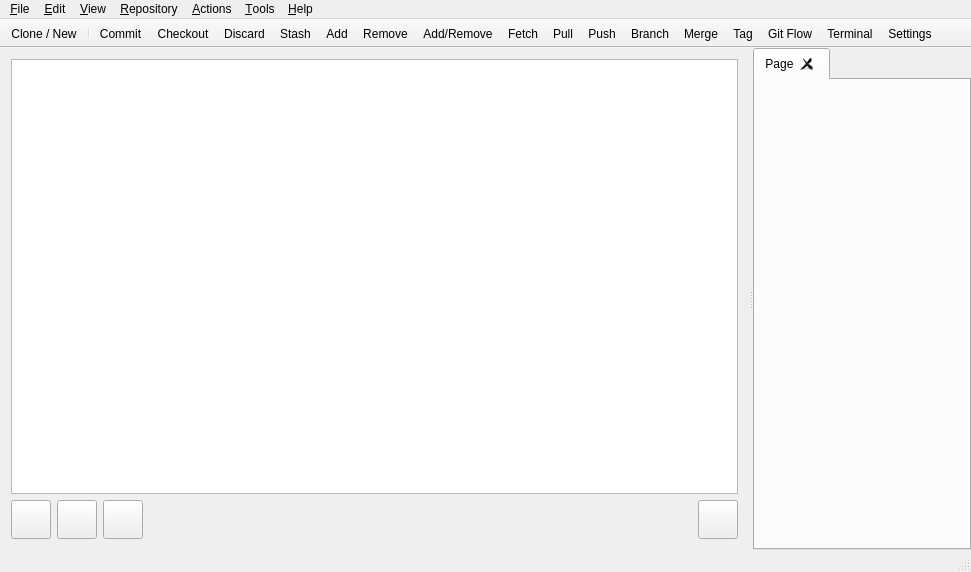
Above: qgitmastermainwindow.ui from bokic/gitmaster before the change. Below: the same form after it.
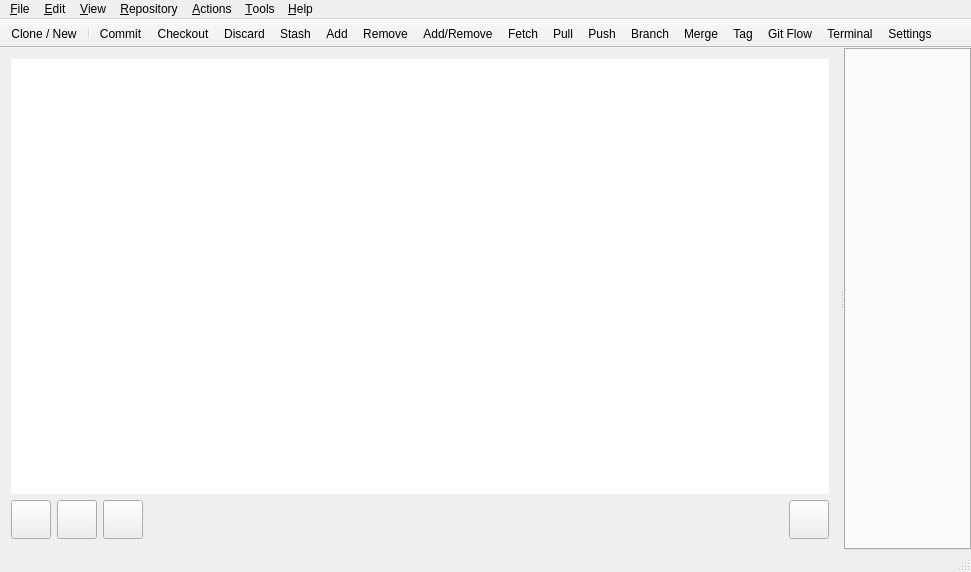
That is the form after the change. Icons and pictures are not drawn. Custom widgets are drawn as their Qt base class.

Commit message: Create repository page on item double-click.

Patch:
```diff
--- a/qgitmastermainwindow.ui
+++ b/qgitmastermainwindow.ui
@@ -96,6 +96,9 @@
           <property name="styleSheet">
            <string notr="true">border-color:none</string>
           </property>
+          <property name="frameShape">
+           <enum>QFrame::NoFrame</enum>
+          </property>
           <attribute name="headerVisible">
            <bool>false</bool>
           </attribute>
@@ -115,28 +118,6 @@
        <property name="tabsClosable">
         <bool>true</bool>
        </property>
-       <widget class="QWidget" name="tab">
-        <attribute name="title">
-         <string>Page</string>
-        </attribute>
-        <layout class="QVBoxLayout" name="verticalLayout_2">
-         <property name="leftMargin">
-          <number>0</number>
-         </property>
-         <property name="topMargin">
-          <number>0</number>
-         </property>
-         <property name="rightMargin">
-          <number>0</number>
-         </property>
-         <property name="bottomMargin">
-          <number>0</number>
-         </property>
-         <item>
-          <widget class="QGitRepository" name="widget" native="true"/>
-         </item>
-        </layout>
-       </widget>
       </widget>
      </widget>
     </item>
@@ -327,14 +308,6 @@
   </action>
  </widget>
  <layoutdefault spacing="6" margin="11"/>
- <customwidgets>
-  <customwidget>
-   <class>QGitRepository</class>
-   <extends>QWidget</extends>
-   <header>qgitrepository.h</header>
-   <container>1</container>
-  </customwidget>
- </customwidgets>
  <resources>
   <include location="resource.qrc"/>
  </resources>
```
Left out of the diff: 2 changed lines with no effect on the pictures. The commit also changes 2 other files.
